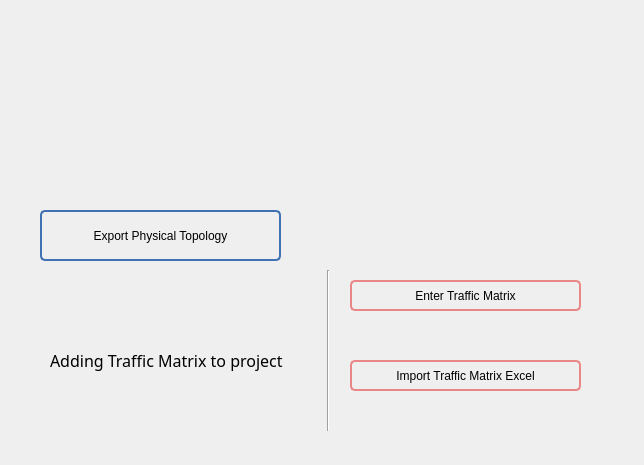
Above: Ui_files/new_ui/ExportPhysicalTopology.ui from farzad1132/NetPlanner before the change. Below: the same form after it.
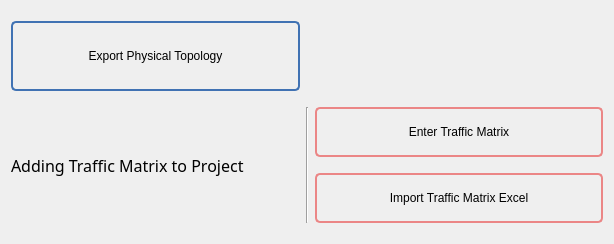
That is the form after the change.

Commit message: Export PT ui update

What changed in the file:
```diff
--- a/Ui_files/new_ui/ExportPhysicalTopology.ui
+++ b/Ui_files/new_ui/ExportPhysicalTopology.ui
@@ -6,35 +6,54 @@
    <rect>
     <x>0</x>
     <y>0</y>
-    <width>644</width>
-    <height>465</height>
+    <width>614</width>
+    <height>244</height>
    </rect>
   </property>
   <property name="windowTitle">
    <string>Form</string>
   </property>
-  <widget class="Line" name="line">
-   <property name="geometry">
-    <rect>
-     <x>320</x>
-     <y>270</y>
-     <width>16</width>
-     <height>161</height>
-    </rect>
-   </property>
-   <property name="orientation">
-    <enum>Qt::Vertical</enum>
-   </property>
-  </widget>
+  <layout class="QGridLayout" name="gridLayout">
+   <item row="0" column="0">
+    <widget class="QPushButton" name="ExportPhysicalTopology_PushButton">
+     <property name="minimumSize">
+      <size>
+       <width>84</width>
+       <height>70</height>
+      </size>
+     </property>
+     <property name="styleSheet">
+      <string notr="true">QPushButton {
+	
+	
+	font: 75 10pt &quot;Bahnschrift Condensed&quot;;
+	
+    border: 2px solid #8f8f91; min-width: 80px;
+	border-color:  #4072B3; 
+    border-radius: 5px;
+}
+
+QPushButton:pressed,hover {
+    background-color:  #4072B3; 
+}
+QPushButton:hover {
+    background-color:  #4072B3; 
+}
+QPushButton:flat {
+    border: none; /* no border for a flat push button */
+}
+
+QPushButton:default {
+    border-color: navy; /* make the default button prominent */
+}</string>
+     </property>
+     <property name="text">
+      <string>Export Physical Topology</string>
+     </property>
+    </widget>
+   </item>
+   <item row="1" column="0" rowspan="2">
   <widget class="QLabel" name="label">
-   <property name="geometry">
-    <rect>
-     <x>50</x>
-     <y>310</y>
-     <width>251</width>
-     <height>101</height>
-    </rect>
-   </property>
    <property name="font">
     <font>
      <family>Bahnschrift</family>
@@ -44,17 +63,24 @@
     </font>
    </property>
    <property name="text">
-    <string>Adding Traffic Matrix to project</string>
-   </property>
-  </widget>
+      <string>Adding Traffic Matrix to Project</string>
+     </property>
+    </widget>
+   </item>
+   <item row="1" column="1" rowspan="2">
+    <widget class="Line" name="line">
+     <property name="orientation">
+      <enum>Qt::Vertical</enum>
+     </property>
+    </widget>
+   </item>
+   <item row="1" column="2">
   <widget class="QPushButton" name="EnterTrafficMatrix_PushButton">
-   <property name="geometry">
-    <rect>
-     <x>350</x>
-     <y>280</y>
-     <width>231</width>
-     <height>31</height>
-    </rect>
+     <property name="minimumSize">
+      <size>
+       <width>84</width>
+       <height>50</height>
+      </size>
    </property>
    <property name="styleSheet">
     <string notr="true">QPushButton {
@@ -85,14 +111,14 @@
     <string>Enter Traffic Matrix</string>
    </property>
   </widget>
+   </item>
+   <item row="2" column="2">
   <widget class="QPushButton" name="ImportTrafficMatrixExcel_pushButton">
-   <property name="geometry">
-    <rect>
-     <x>350</x>
-     <y>360</y>
-     <width>231</width>
-     <height>31</height>
-    </rect>
+     <property name="minimumSize">
+      <size>
+       <width>84</width>
+       <height>50</height>
+      </size>
    </property>
    <property name="styleSheet">
     <string notr="true">QPushButton {
@@ -123,44 +149,8 @@
     <string>Import Traffic Matrix Excel</string>
    </property>
   </widget>
-  <widget class="QPushButton" name="ExportPhysicalTopology_PushButton">
-   <property name="geometry">
-    <rect>
-     <x>40</x>
-     <y>210</y>
-     <width>241</width>
-     <height>51</height>
-    </rect>
-   </property>
-   <property name="styleSheet">
-    <string notr="true">QPushButton {
-	
-	
-	font: 75 10pt &quot;Bahnschrift Condensed&quot;;
-	
-    border: 2px solid #8f8f91; min-width: 80px;
-	border-color:  #4072B3; 
-    border-radius: 5px;
-}
-
-QPushButton:pressed,hover {
-    background-color:  #4072B3; 
-}
-QPushButton:hover {
-    background-color:  #4072B3; 
-}
-QPushButton:flat {
-    border: none; /* no border for a flat push button */
-}
-
-QPushButton:default {
-    border-color: navy; /* make the default button prominent */
-}</string>
-   </property>
-   <property name="text">
-    <string>Export Physical Topology</string>
-   </property>
-  </widget>
+   </item>
+  </layout>
  </widget>
  <resources/>
  <connections/>
```
Left out of the diff: 6 changed lines with no effect on the pictures. Lines whose indentation alone changed are shown as unchanged.
